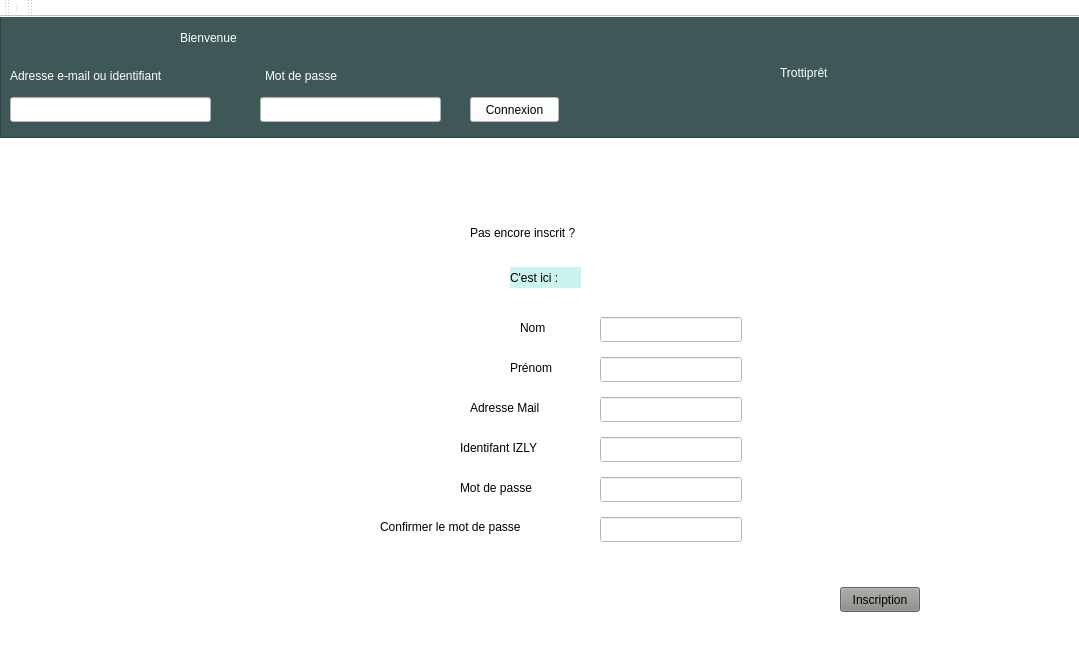
This is mainwindow.ui in TheophileStauder/CPOA_Trottipret as Qt 5 draws it before an edit. The edited form follows.
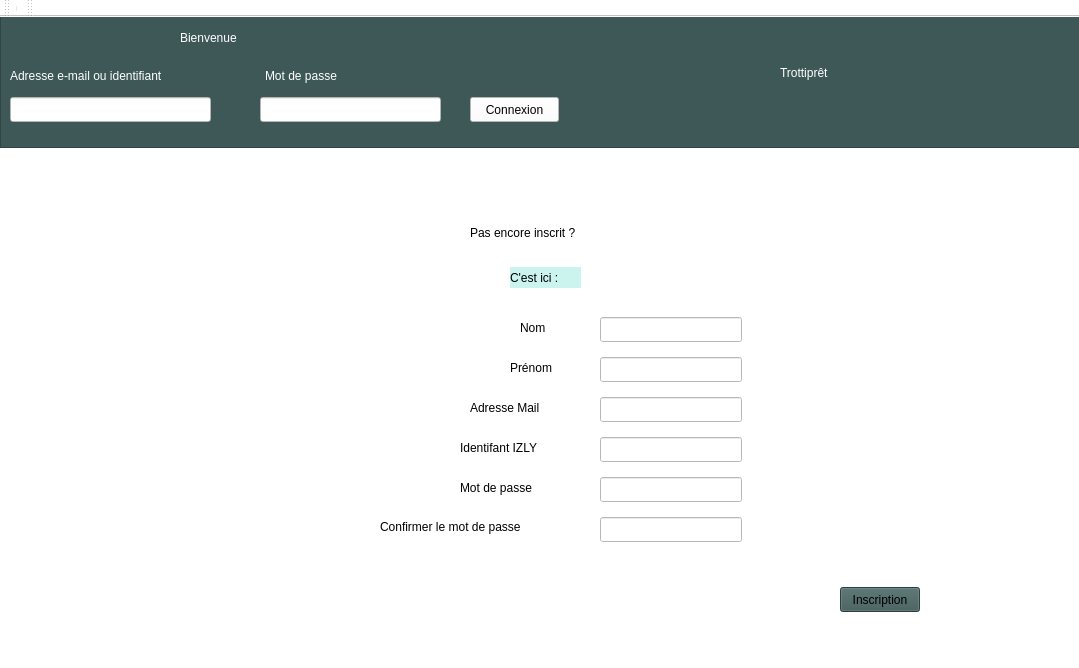
This is the edited form.

What changed in the file:
```diff
--- a/mainwindow.ui
+++ b/mainwindow.ui
@@ -23,8 +23,8 @@
      <rect>
       <x>0</x>
       <y>-10</y>
-      <width>1101</width>
-      <height>131</height>
+      <width>1081</width>
+      <height>141</height>
      </rect>
     </property>
     <property name="styleSheet">
@@ -253,99 +253,9 @@
       <height>25</height>
      </rect>
     </property>
-    <property name="palette">
-     <palette>
-      <active>
-       <colorrole role="Button">
-        <brush brushstyle="SolidPattern">
-         <color alpha="255">
-          <red>136</red>
-          <green>138</green>
-          <blue>133</blue>
-         </color>
-        </brush>
-       </colorrole>
-       <colorrole role="Base">
-        <brush brushstyle="SolidPattern">
-         <color alpha="255">
-          <red>136</red>
-          <green>138</green>
-          <blue>133</blue>
-         </color>
-        </brush>
-       </colorrole>
-       <colorrole role="Window">
-        <brush brushstyle="SolidPattern">
-         <color alpha="255">
-          <red>136</red>
-          <green>138</green>
-          <blue>133</blue>
-         </color>
-        </brush>
-       </colorrole>
-      </active>
-      <inactive>
-       <colorrole role="Button">
-        <brush brushstyle="SolidPattern">
-         <color alpha="255">
-          <red>136</red>
-          <green>138</green>
-          <blue>133</blue>
-         </color>
-        </brush>
-       </colorrole>
-       <colorrole role="Base">
-        <brush brushstyle="SolidPattern">
-         <color alpha="255">
-          <red>136</red>
-          <green>138</green>
-          <blue>133</blue>
-         </color>
-        </brush>
-       </colorrole>
-       <colorrole role="Window">
-        <brush brushstyle="SolidPattern">
-         <color alpha="255">
-          <red>136</red>
-          <green>138</green>
-          <blue>133</blue>
-         </color>
-        </brush>
-       </colorrole>
-      </inactive>
-      <disabled>
-       <colorrole role="Button">
-        <brush brushstyle="SolidPattern">
-         <color alpha="255">
-          <red>136</red>
-          <green>138</green>
-          <blue>133</blue>
-         </color>
-        </brush>
-       </colorrole>
-       <colorrole role="Base">
-        <brush brushstyle="SolidPattern">
-         <color alpha="255">
-          <red>136</red>
-          <green>138</green>
-          <blue>133</blue>
-         </color>
-        </brush>
-       </colorrole>
-       <colorrole role="Window">
-        <brush brushstyle="SolidPattern">
-         <color alpha="255">
-          <red>136</red>
-          <green>138</green>
-          <blue>133</blue>
-         </color>
-        </brush>
-       </colorrole>
-      </disabled>
-     </palette>
-    </property>
     <property name="styleSheet">
-     <string notr="true">background-color: rgb(136, 138, 133);</string>
+     <string notr="true">background-color: rgb(61, 88, 87);
+color: rgb(0, 0, 0);</string>
     </property>
     <property name="text">
      <string>Inscription</string>
```
